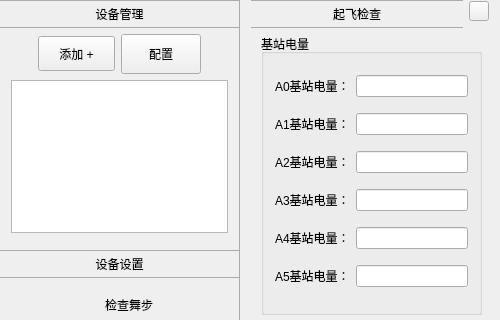
Above: UAVManage/devicemanage.ui from gessd/UAVManage before the change; both pictures show x 0 to 500 and y 0 to 320 of the 500 by 629 pixel window. Below: the same form after it.
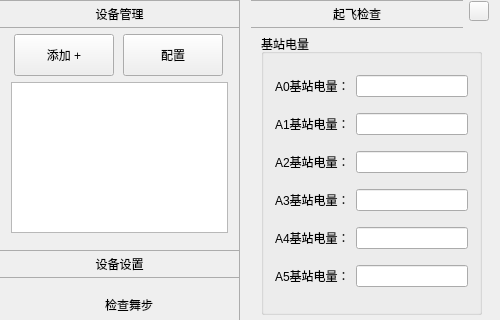
That is the form after the change. Icons and pictures are not drawn.

The edit to the form file:
```diff
--- a/UAVManage/devicemanage.ui
+++ b/UAVManage/devicemanage.ui
@@ -442,26 +442,32 @@
           <number>0</number>
          </property>
          <item>
+          <widget class="QWidget" name="widgetAdd" native="true">
           <layout class="QHBoxLayout" name="horizontalLayout">
-           <item>
-            <spacer name="horizontalSpacer_3">
-             <property name="orientation">
-              <enum>Qt::Horizontal</enum>
-             </property>
-             <property name="sizeHint" stdset="0">
-              <size>
-               <width>40</width>
-               <height>20</height>
-              </size>
-             </property>
-            </spacer>
-           </item>
+            <property name="leftMargin">
+             <number>0</number>
+            </property>
+            <property name="topMargin">
+             <number>0</number>
+            </property>
+            <property name="rightMargin">
+             <number>0</number>
+            </property>
+            <property name="bottomMargin">
+             <number>0</number>
+            </property>
            <item>
             <widget class="QToolButton" name="btnAddDevice">
              <property name="minimumSize">
               <size>
-               <width>77</width>
-               <height>35</height>
+                <width>100</width>
+                <height>42</height>
+               </size>
+              </property>
+              <property name="maximumSize">
+               <size>
+                <width>100</width>
+                <height>42</height>
               </size>
              </property>
              <property name="styleSheet">
@@ -476,8 +482,14 @@
             <widget class="QToolButton" name="btnSerial">
              <property name="minimumSize">
               <size>
-               <width>80</width>
-               <height>40</height>
+                <width>100</width>
+                <height>42</height>
+               </size>
+              </property>
+              <property name="maximumSize">
+               <size>
+                <width>100</width>
+                <height>42</height>
               </size>
              </property>
              <property name="text">
@@ -485,20 +497,8 @@
              </property>
             </widget>
            </item>
-           <item>
-            <spacer name="horizontalSpacer_4">
-             <property name="orientation">
-              <enum>Qt::Horizontal</enum>
-             </property>
-             <property name="sizeHint" stdset="0">
-              <size>
-               <width>40</width>
-               <height>20</height>
-              </size>
-             </property>
-            </spacer>
-           </item>
-          </layout>
+           </layout>
+          </widget>
          </item>
          <item>
           <widget class="QListWidget" name="listWidget">
```
Left out of the diff: 2 changed lines with no effect on the pictures. Lines whose indentation alone changed are shown as unchanged.
